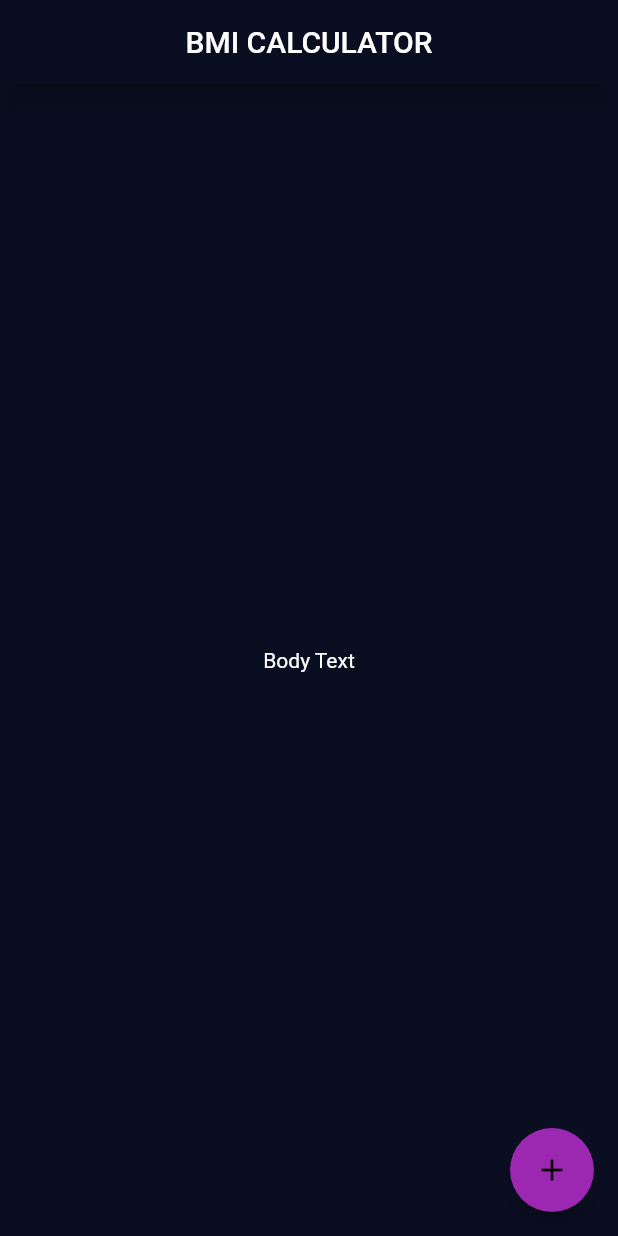
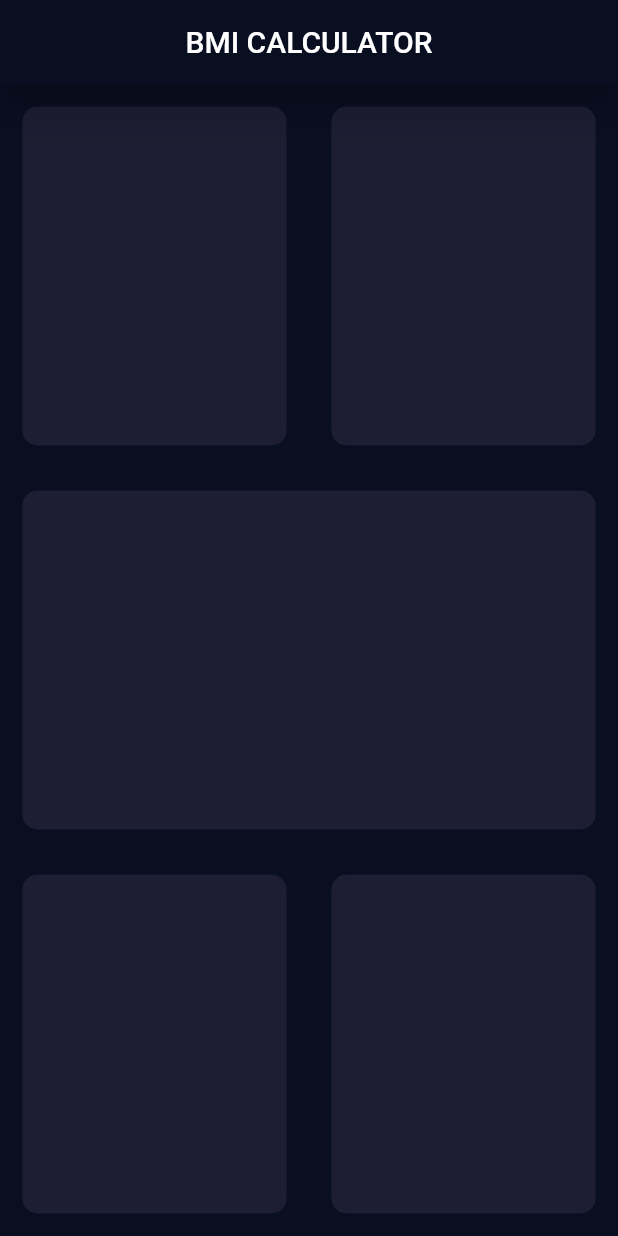
Before and after one commit to alejorom/bmi_calculator, a Flutter app: the screen it shows after launch, on a phone screen of 412 x 824 dp. Run offline on Flutter 3.47's test engine with Material 2 defaults, Android fonts, the phone set to English and light mode, and no system bars.

Commit message:
Refactorizar Widget Container

```diff
--- a/lib/pages/input_page.dart
+++ b/lib/pages/input_page.dart
@@ -16,13 +16,62 @@ class _InputPageState extends State<InputPage> {
           child: Text('BMI CALCULATOR'),
         ),
       ),
-      body: const Center(
-        child: Text('Body Text'),
-      ),
-      floatingActionButton: FloatingActionButton(
-        onPressed: () {},
-        child: const Icon(Icons.add),
+      body: Column(
+        children: <Widget>[
+          Expanded(
+            child: Row(
+              children: const <Widget>[
+                Expanded(
+                  child: ContainerCard(
+                    color: Color(0xFF1D1E33),
+                  ),
+                ),
+                Expanded(
+                  child: ContainerCard(
+                    color: Color(0xFF1D1E33),
+                  ),
+                ),
+              ],
+            ),
+          ),
+          const Expanded(
+            child: ContainerCard(
+              color: Color(0xFF1D1E33),
+            ),
+          ),
+          Expanded(
+            child: Row(
+              children: const <Widget>[
+                Expanded(
+                  child: ContainerCard(
+                    color: Color(0xFF1D1E33),
+                  ),
+                ),
+                Expanded(
+                  child: ContainerCard(
+                    color: Color(0xFF1D1E33),
+                  ),
+                ),
+              ],
+            ),
+          ),
+        ],
       ),
     );
   }
 }
+
+class ContainerCard extends StatelessWidget {
+  const ContainerCard({Key? key, required this.color}) : super(key: key);
+  final Color color;
+  @override
+  Widget build(BuildContext context) {
+    return Container(
+      margin: const EdgeInsets.all(15.0),
+      decoration: BoxDecoration(
+        color: color,
+        borderRadius: BorderRadius.circular(10.0),
+      ),
+    );
+  }
+}
```
